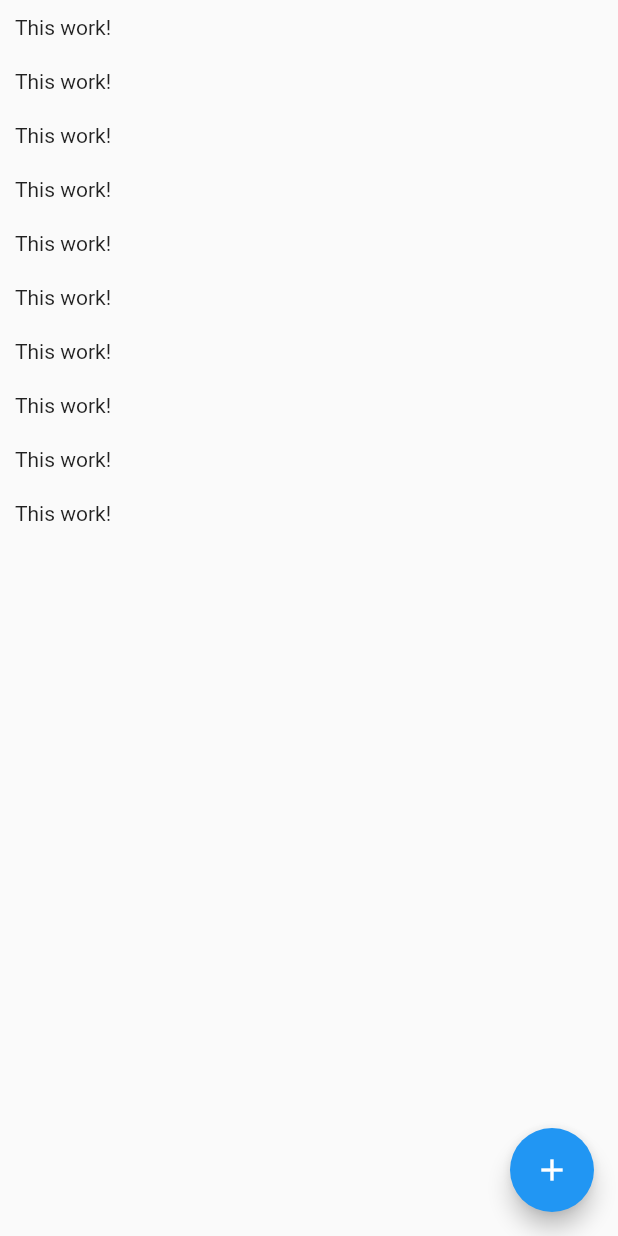
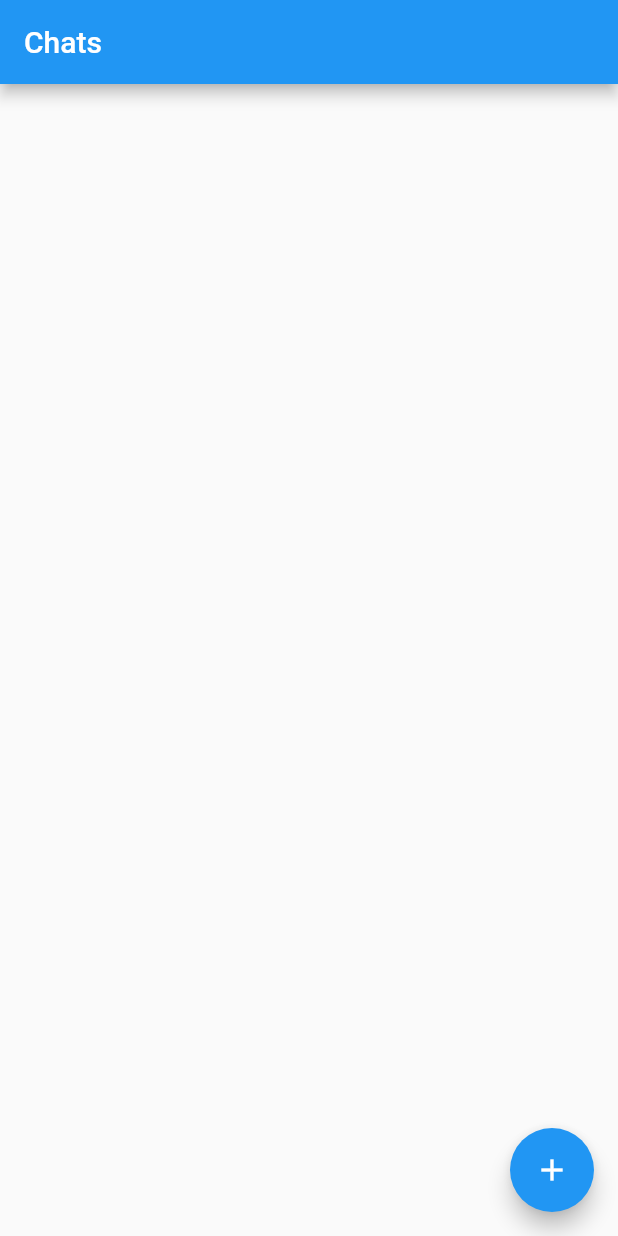
Before and after one commit to lemanfoetra/FLUTTER_simple_chat, a Flutter app: the screen it shows after launch, after a tap on the "add" icon, on a phone screen of 412 x 824 dp. Run offline on Flutter 3.47's test engine with Material 2 defaults, Android fonts, the phone set to English and light mode, and no system bars; our stand-ins replace cloud_firestore; accounts and stored records are empty.

Commit message:
using StreamBuilder() Widget

```diff
--- a/lib/screens/chat_screen.dart
+++ b/lib/screens/chat_screen.dart
@@ -5,25 +5,39 @@ class ChatScreen extends StatelessWidget {
   @override
   Widget build(BuildContext context) {
     return Scaffold(
-      body: ListView.builder(
-        itemCount: 10,
-        itemBuilder: (ctx, i) => Container(
-          padding: EdgeInsets.all(10),
-          child: Text('This work!'),
-        ),
+      appBar: AppBar(
+        title: Text('Chats'),
+      ),
+      body: StreamBuilder(
+        stream: Firestore.instance
+            .collection('chats/pCOBPMJt44ZD4Yh1Qhoz/messages')
+            .snapshots(),
+        builder: (ctx, snapshot) {
+          if (snapshot.connectionState == ConnectionState.waiting) {
+            return Center(
+              child: CircularProgressIndicator(),
+            );
+          } else if (snapshot.hasError) {
+            return Center(
+              child: Text(
+                snapshot.error.toString(),
+              ),
+            );
+          } else {
+            final data = snapshot.data.documents;
+            return ListView.builder(
+              itemCount: data.length,
+              itemBuilder: (ctx, i) => Container(
+                padding: EdgeInsets.all(10),
+                child: Text(data[i]['text']),
+              ),
+            );
+          }
+        },
       ),
       floatingActionButton: FloatingActionButton(
         child: Icon(Icons.add),
-        onPressed: () {
-          Firestore.instance
-              .collection('chats/pCOBPMJt44ZD4Yh1Qhoz/messages')
-              .snapshots()
-              .listen((data) {
-            data.documents.forEach((document) {
-              print(document['text']);
-            });
-          });
-        },
+        onPressed: () {},
       ),
     );
   }
```
